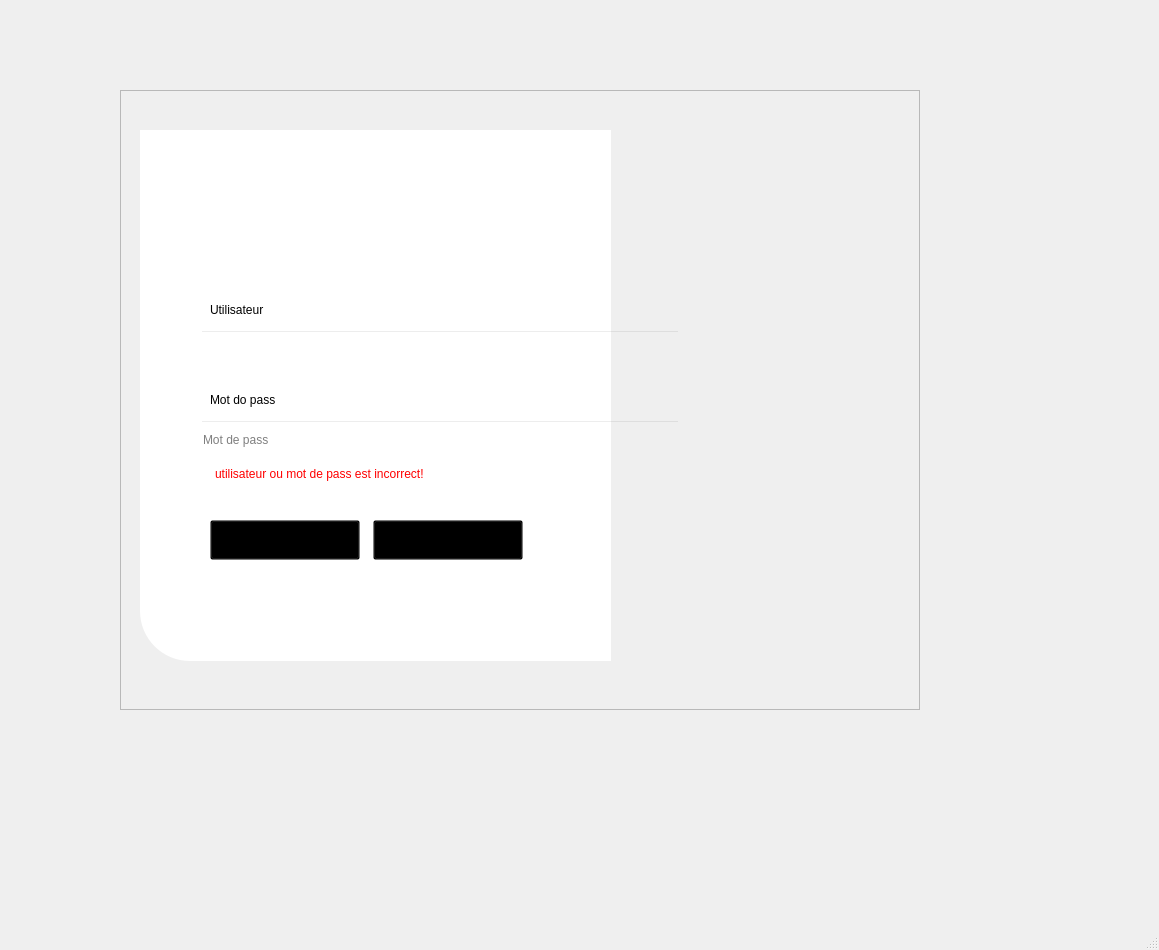
The window that Program/windows/login/login.ui (lak-barmajyat/ERP) describes before a commit, drawn with Qt 5.
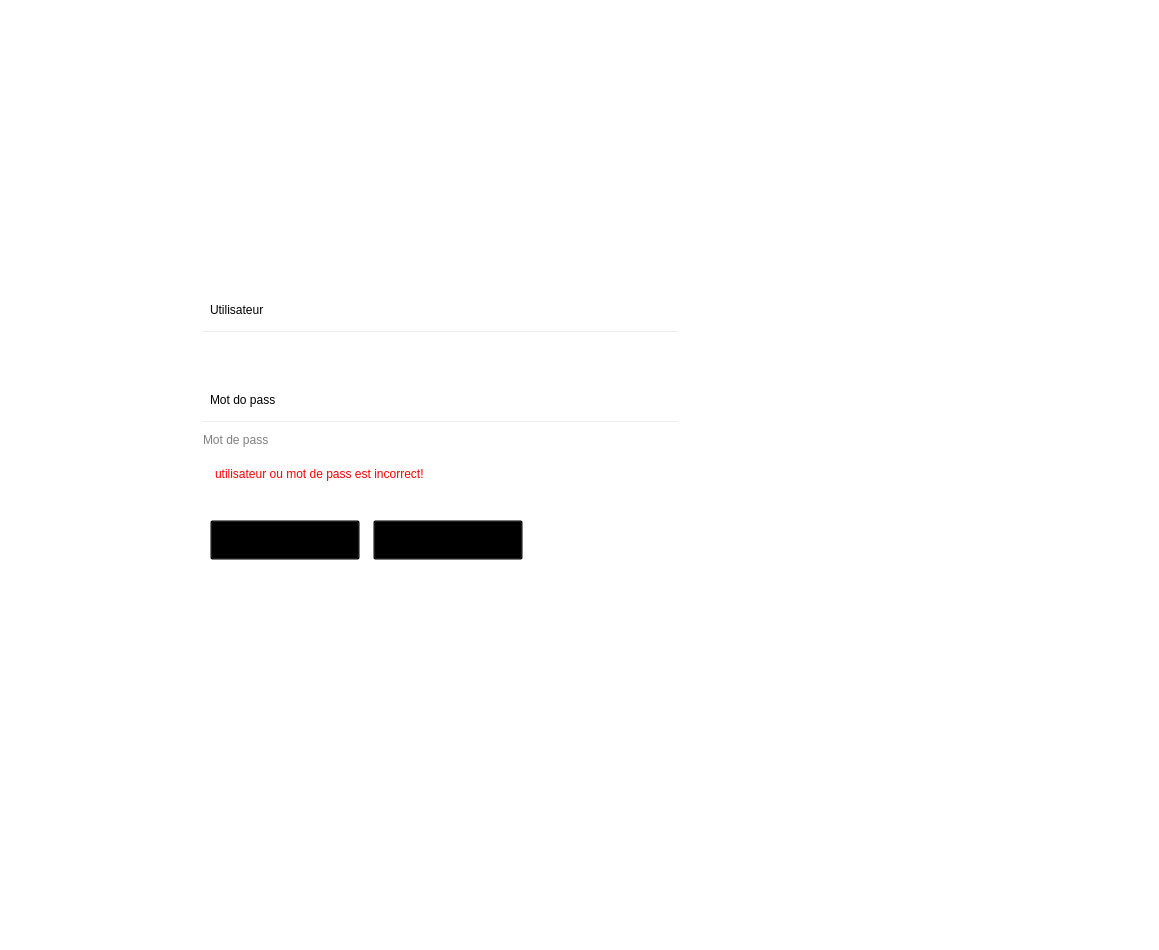
The same window after the commit. Icons and pictures are not drawn.

```diff
--- a/Program/windows/login/login.ui
+++ b/Program/windows/login/login.ui
@@ -16,6 +16,9 @@
   <property name="windowTitle">
    <string>MainWindow</string>
   </property>
+  <property name="styleSheet">
+   <string notr="true">background-color: transparent;</string>
+  </property>
   <property name="locale">
    <locale language="English" country="UnitedKingdom"/>
   </property>
@@ -53,6 +56,7 @@
         stop:1 rgba(0, 0, 0, 0)
     );
     border-radius: 10px;
+	border: none;
 }</string>
      </property>
      <property name="frameShape">
```
